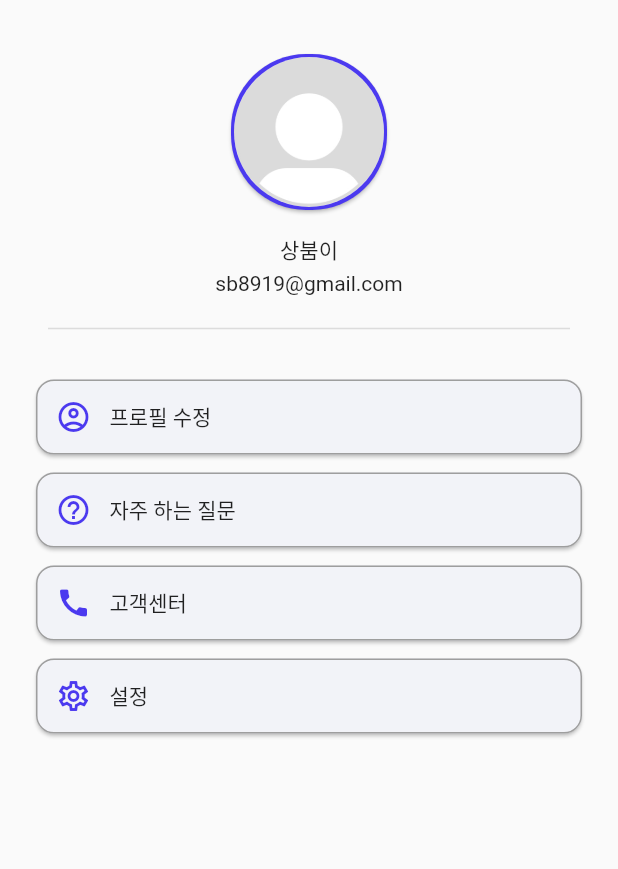
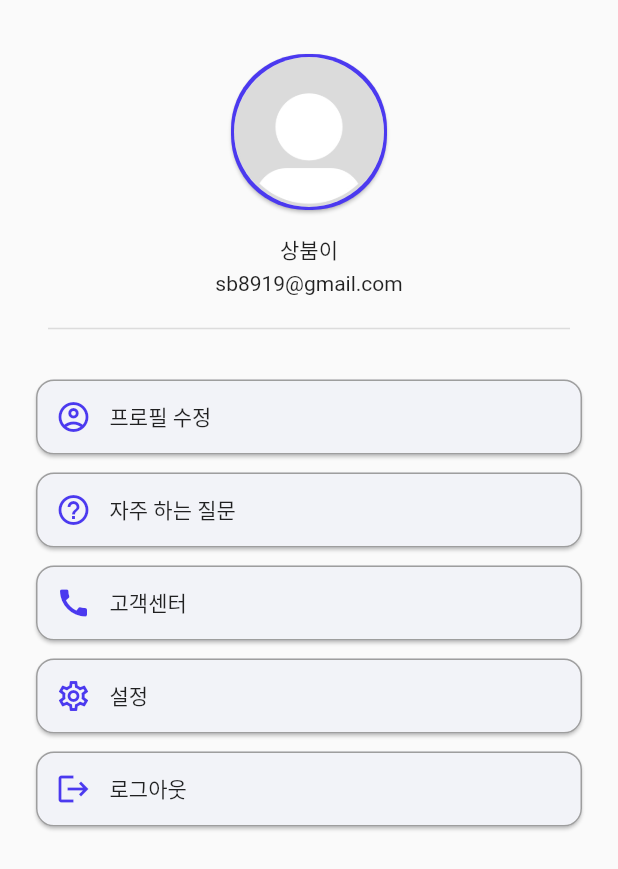
Before and after one commit to sb8919/travelplus_app, a Flutter app: the ProfileScreen screen opened directly, on a phone screen of 412 x 824 dp. Shown: the top 869 px of the screen. Run offline on Flutter 3.47's test engine with Material 2 defaults, Android fonts, the phone set to English and light mode, and no system bars; our stand-ins replace cached_network_image, dio, flutter_map, font_awesome_flutter, geolocator, latlong2 and 1 more; missing offline and left inert: mysql1; accounts and stored records are empty; network calls fail; Roboto replaces fonts that are missing (JejuGothic).

Commit message:
pubspec.yaml파일의 shared_preferences 패키지 추가 SharedPreferences를 사용하여 앱을 종료하고 다시 실행해도 로그인 상태가 유지됨 프로파일스크린에서 로그아웃 버튼을 추가로 만들었으며, 로그아웃 버튼 누르면 로그인 상태가 초기화 되고 로그인 화면으로 이동하게 만듬

```diff
--- a/lib/screen/profile/profile_screen.dart
+++ b/lib/screen/profile/profile_screen.dart
@@ -1,10 +1,10 @@
 import 'package:flutter/material.dart';
 import 'package:font_awesome_flutter/font_awesome_flutter.dart';
 import 'package:intl/intl.dart';
-
+import 'package:shared_preferences/shared_preferences.dart';
 import '../favorite/favorite_list_data.dart';
 import 'profile_update.dart';
-
+import 'package:travel_plus/login/login.dart';
 
 class ProfileScreen extends StatefulWidget {
   const ProfileScreen({Key? key, this.animationController}) : super(key: key);
@@ -41,6 +41,20 @@ class _ProfileScreenState extends State<ProfileScreen> with TickerProviderStateM
     super.dispose();
   }
 
+  void clearLoginStatus() async {
+    SharedPreferences prefs = await SharedPreferences.getInstance();
+    await prefs.setBool('isLoggedIn', false);
+  }
+
+  Future<void> handleLogout() async {
+    clearLoginStatus();
+    Navigator.pushAndRemoveUntil(
+      context,
+      MaterialPageRoute(builder: (context) => Login(name: '', id: '', password: '', interests: [])),
+          (route) => false,
+    );
+  }
+
   @override
   Widget build(BuildContext context) {
     return Scaffold(
@@ -60,7 +74,7 @@ class _ProfileScreenState extends State<ProfileScreen> with TickerProviderStateM
                     borderRadius: BorderRadius.circular(50.0),
                   ),
                   child: Padding(
-                    padding: EdgeInsetsDirectional.fromSTEB(2.0, 2.0, 2.0, 2.0),
+                    padding: EdgeInsets.all(2.0),
                     child: ClipRRect(
                       borderRadius: BorderRadius.circular(60.0),
                       child: Image.asset(
@@ -73,11 +87,11 @@ class _ProfileScreenState extends State<ProfileScreen> with TickerProviderStateM
                   ),
                 ),
                 Padding(
-                  padding: EdgeInsetsDirectional.fromSTEB(0.0, 12.0, 0.0, 0.0),
+                  padding: EdgeInsets.only(top: 12.0),
                   child: Text('상붐이'),
                 ),
                 Padding(
-                  padding: EdgeInsetsDirectional.fromSTEB(0.0, 4.0, 0.0, 0.0),
+                  padding: EdgeInsets.only(top: 4.0),
                   child: Text('sb8919@gmail.com'),
                 ),
                 Divider(
@@ -117,6 +131,11 @@ class _ProfileScreenState extends State<ProfileScreen> with TickerProviderStateM
                     // 설정 버튼을 눌렀을 때 처리할 기능을 구현합니다.
                   },
                 ),
+                buildButton(
+                  icon: Icons.logout,
+                  text: '로그아웃',
+                  onTap: handleLogout,
+                ),
               ],
             ),
           ),
@@ -127,7 +146,7 @@ class _ProfileScreenState extends State<ProfileScreen> with TickerProviderStateM
 
   Widget buildButton({required IconData icon, required String text, required VoidCallback onTap}) {
     return Padding(
-      padding: EdgeInsetsDirectional.fromSTEB(16.0, 12.0, 16.0, 0.0),
+      padding: EdgeInsets.fromLTRB(16.0, 12.0, 16.0, 0.0),
       child: Material(
         color: Color(0xFFF2F3F8),
         elevation: 1.0,
@@ -144,12 +163,12 @@ class _ProfileScreenState extends State<ProfileScreen> with TickerProviderStateM
               border: Border.all(width: 1.0, color: Colors.grey),
             ),
             child: Padding(
-              padding: EdgeInsetsDirectional.fromSTEB(8.0, 12.0, 8.0, 12.0),
+              padding: EdgeInsets.fromLTRB(8.0, 12.0, 8.0, 12.0),
               child: Row(
                 mainAxisSize: MainAxisSize.max,
                 children: [
                   Padding(
-                    padding: EdgeInsetsDirectional.fromSTEB(4.0, 0.0, 0.0, 0.0),
+                    padding: EdgeInsets.fromLTRB(4.0, 0.0, 0.0, 0.0),
                     child: Icon(
                       icon,
                       color: Color(0xFF4B39EF),
@@ -157,7 +176,7 @@ class _ProfileScreenState extends State<ProfileScreen> with TickerProviderStateM
                     ),
                   ),
                   Padding(
-                    padding: EdgeInsetsDirectional.fromSTEB(12.0, 0.0, 0.0, 0.0),
+                    padding: EdgeInsets.fromLTRB(12.0, 0.0, 0.0, 0.0),
                     child: Text(text),
                   ),
                 ],
--- a/pubspec.yaml
+++ b/pubspec.yaml
@@ -44,6 +44,7 @@ dependencies:
   cached_network_image: ^3.1.0
   geolocator: ^7.0.3
   flutter_staggered_grid_view: ^0.4.0
+  shared_preferences: ^2.0.8
 
   # The following adds the Cupertino Icons font to your application.
   # Use with the CupertinoIcons class for iOS style icons.
```
Also changed, not shown: lib/login/login.dart (+47 -24 lines), pubspec.lock.
